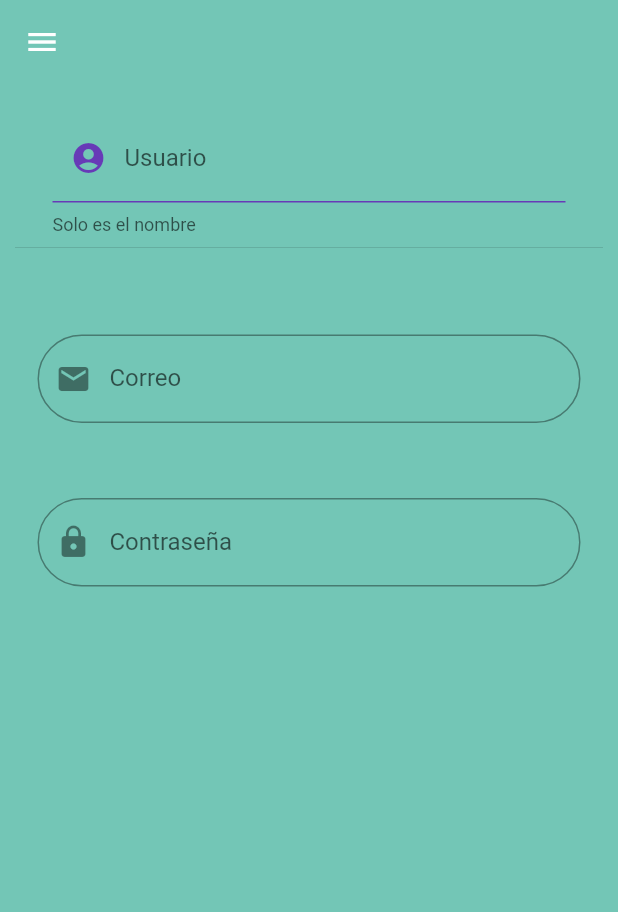
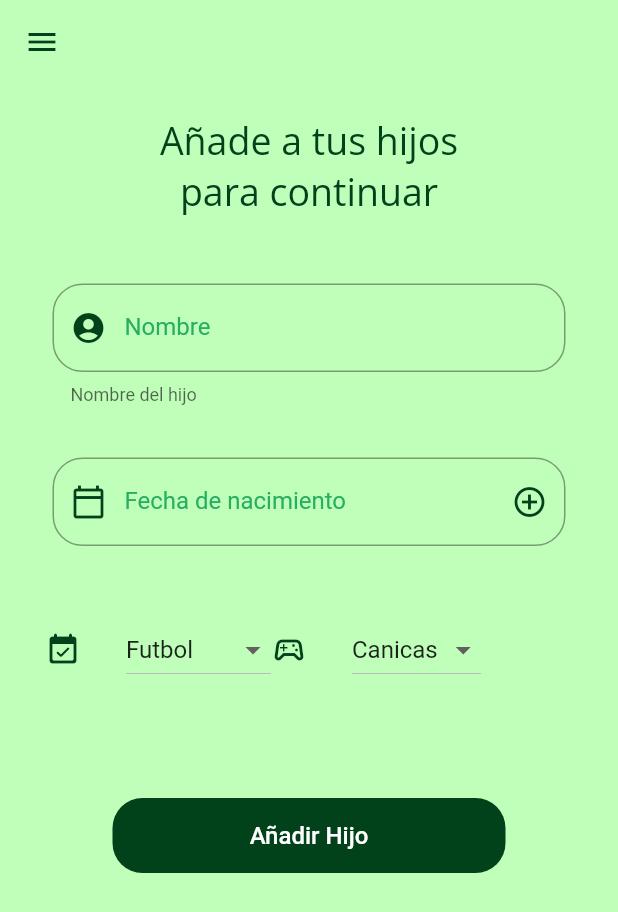
Before and after one commit to GonzaloAguado/QuedadasJunior, a Flutter app: the RegistroHijos screen opened directly, on a phone screen of 412 x 824 dp. Shown: the top 912 px of the screen. Run offline on Flutter 3.47's test engine with Material 2 defaults, Android fonts, the phone set to English and light mode, and no system bars; our stand-ins replace firebase_auth, firebase_core, font_awesome_flutter, google_fonts, google_sign_in, material_floating_search_bar; accounts and stored records are empty.

Commit message:
Commit de Añadir hijos y Cambio colores

```diff
--- a/lib/Colores/widget_drawer.dart
+++ b/lib/Colores/widget_drawer.dart
@@ -8,7 +8,7 @@ import 'package:proyectouedadas/paginas/registro_hijos.dart';
 
 class menu_lateral extends StatelessWidget {
 
-  Color secondaryColor = Color(0xff232c51);
+  Color secondaryColor = Color.fromRGBO(2, 66, 26, 1);
 
   @override
   Widget build(BuildContext context) {
--- a/lib/main.dart
+++ b/lib/main.dart
@@ -1,5 +1,6 @@
 import 'package:flutter/material.dart';
 import 'package:firebase_core/firebase_core.dart';
+import 'package:flutter_localizations/flutter_localizations.dart';
 import 'package:proyectouedadas/paginas/Inicio.dart';
 
 void main() async {
@@ -11,12 +12,31 @@ void main() async {
 
 class MyApp extends StatelessWidget {
 
+  Color verdePOtentorro = Color.fromRGBO(2, 66, 26, 1);
+
   @override
   Widget build(BuildContext context) {
     return MaterialApp(
+      theme: ThemeData(
+        primarySwatch: Colors.green,
+        primaryIconTheme: IconThemeData(
+          color: verdePOtentorro,
+        ),
+      ),
       debugShowCheckedModeBanner: false,
       title: 'Quedadas Junior',
-      home: Inicio()
+      home: Inicio(),
+
+      // Localizaciones del idioma
+      localizationsDelegates: [
+        GlobalMaterialLocalizations.delegate,
+        GlobalWidgetsLocalizations.delegate,
+        GlobalCupertinoLocalizations.delegate,
+      ],
+      supportedLocales: [
+        const Locale('en', ''), // English, no country code
+        const Locale('es', ''), // Spanish, no country code
+      ],
     );
   }
 }
--- a/lib/paginas/principal.dart
+++ b/lib/paginas/principal.dart
@@ -3,6 +3,7 @@ import 'package:font_awesome_flutter/font_awesome_flutter.dart';
 import 'package:material_floating_search_bar/material_floating_search_bar.dart';
 import 'package:proyectouedadas/Colores/widget_drawer.dart';
 import 'package:proyectouedadas/paginas/login.dart';
+import 'package:proyectouedadas/paginas/registro_hijos.dart';
 
 
 class Menu_Principal extends StatefulWidget {
@@ -15,15 +16,18 @@ class Menu_Principal extends StatefulWidget {
 
 class _Menu_PrincipalState extends State<Menu_Principal> {
 
-  Color primaryColor = Color(0xff18203d);
-  Color secondaryColor = Color(0xff232c51);
+  // Colores para la pagina
+  Color secondaryColor = (Color.fromRGBO(2, 66, 26,1));
+  Color fondo2 = (Color.fromRGBO(192, 255, 186, 1));
+  Color primaryColor = Color.fromRGBO(39, 174, 96 , 1);
   Color logoGreen = Color(0xff25bcbb);
+  Color loginInterno = Color.fromRGBO(27, 30, 28, 1);
 
   @override
   Widget build(BuildContext context) {
     return SafeArea(
       child: Scaffold(
-        backgroundColor: primaryColor,
+        backgroundColor: fondo2,
         appBar: AppBar(
           backgroundColor: Colors.transparent,
           elevation: 0,
@@ -34,6 +38,12 @@ class _Menu_PrincipalState extends State<Menu_Principal> {
           children: [
             buildFloatingSearchBar(context),
           ],
+        ),
+        floatingActionButton: FloatingActionButton(
+          child: Icon(Icons.group_add_outlined),
+          onPressed: (){
+            Navigator.push(context, MaterialPageRoute(builder: (_) => RegistroHijos()));
+          },
         ),
       )
     );
--- a/lib/paginas/registro_hijos.dart
+++ b/lib/paginas/registro_hijos.dart
@@ -1,26 +1,34 @@
-
 import 'package:flutter/material.dart';
+import 'package:google_fonts/google_fonts.dart';
 import 'package:proyectouedadas/Colores/widget_drawer.dart';
-
 
 class RegistroHijos extends StatefulWidget {
   RegistroHijos({Key key}) : super(key: key);
-
   @override
   _RegistroHijosState createState() => _RegistroHijosState();
 }
 
 class _RegistroHijosState extends State<RegistroHijos> {
-
-  Color primaryColor = Color.fromRGBO(115, 198, 182, 72 );
-  Color secondaryColor = Color(0xff232c51);
+  // Colores
+  Color fondo2 = (Color.fromRGBO(192, 255, 186, 1));
+  Color verdePOtentorro = Color.fromRGBO(2, 66, 26, 1);
+  Color primaryColor = Color.fromRGBO(39, 174, 96 , 1);
   Color logoGreen = Color(0xff25bcbb);
+  Color loginInterno = Color.fromRGBO(27, 30, 28, 1);
+  String _fecha = "";
+  // Opcion ya seleccionada
+  String _opSelecc = "Futbol";
+  String _opSelecc2 = "Canicas";
+  // Listas de seleccion para los dropdowns
+  List <String> _gustos = ["Futbol","Ping Pong","Correr","VoleyBall","Pilla Pilla","Escondite"];
+  List <String> _hobbie = ["Canicas","Bakugan","Manga","Deporte"];
+  TextEditingController _controlador = new TextEditingController();
 
   @override
   Widget build(BuildContext context) {
     return SafeArea(
       child: Scaffold(
-        backgroundColor: primaryColor,
+        backgroundColor: fondo2,
         appBar: AppBar(
           backgroundColor: Colors.transparent,
           elevation: 0,
@@ -29,10 +37,36 @@ class _RegistroHijosState extends State<RegistroHijos> {
         body: ListView(
           padding: EdgeInsets.symmetric(horizontal: 10.0, vertical: 20.0),
           children: <Widget>[
-            _crearInput(),
-            Divider(),
-            _crearEmail(),
-            _crearPassword(),
+            Container(
+            margin: EdgeInsets.symmetric(horizontal: 40),
+            child: Column(
+              children: <Widget>[
+                Text(
+                  'Añade a tus hijos \npara continuar',
+                  textAlign: TextAlign.center,
+                  style:
+                      GoogleFonts.openSans(color: verdePOtentorro, fontSize: 25),
+                ),
+                SizedBox(height: 20),
+              ],
+            ),
+          ),
+            SizedBox(height: 25),
+            _crearInput(),  // Input de nombre
+            SizedBox(height: 35),
+            _crearFecha(context), // Input de fecha
+            SizedBox(height: 45),
+            Container(
+              margin: EdgeInsets.symmetric(horizontal: 20),
+              child: Row(
+                children: [
+                  _crearDropdown(),  // Primer Dropdown
+                  _crearDropdown2()  // Segundo Dropdown
+                ],
+              ),
+            ),
+            SizedBox(height: 75),
+            _botonSalida(context) // Boton de registro
           ],
         ),
       ),
@@ -46,21 +80,16 @@ class _RegistroHijosState extends State<RegistroHijos> {
         //autofocus: true,
         textCapitalization: TextCapitalization.sentences,
         decoration: InputDecoration(
-          //border: OutlineInputBorder(
-            //borderRadius: BorderRadius.circular(45.0),
-          //),
-          enabledBorder: UnderlineInputBorder(
-            borderSide: BorderSide(color: Colors.deepPurple),
+          border: OutlineInputBorder(
+            borderRadius: BorderRadius.circular(20.0),
+            borderSide: BorderSide(color: Colors.deepOrange),
           ),
-
-          focusedBorder: UnderlineInputBorder(
-            borderSide: BorderSide(color: Colors.deepPurple),
-          ),
-          labelText: "Usuario",
-          helperText: "Solo es el nombre",
+          labelText: "Nombre",
+          labelStyle: TextStyle(color: primaryColor),
+          helperText: "Nombre del hijo",
           prefixIcon: Icon(
             Icons.account_circle,
-            color: Colors.deepPurple,
+            color: verdePOtentorro,
           ),
         ),
         onChanged: (valor) {
@@ -70,39 +99,131 @@ class _RegistroHijosState extends State<RegistroHijos> {
     );
   }
 
-  Widget _crearEmail() {
+  List<DropdownMenuItem<String>> listaopciones (){
+    List <DropdownMenuItem<String>> lista = new List();
+    _gustos.forEach((poder) {
+      lista.add(DropdownMenuItem(
+        child: Text(poder),
+        value: poder,
+      ));
+    });
+    return lista;
+  }
+
+  List<DropdownMenuItem<String>> hobbies (){
+    List <DropdownMenuItem<String>> lista = new List();
+    _hobbie.forEach((poder) {
+      lista.add(DropdownMenuItem(
+        child: Text(poder),
+        value: poder,
+      ));
+    });
+    return lista;
+  }
+
+  // Metodo de drowdown
+  Widget _crearDropdown () {
+    return Row(
+      mainAxisAlignment: MainAxisAlignment.center,
+      children: <Widget>[
+        Icon(Icons.event_available_rounded,
+        color: verdePOtentorro,),
+        SizedBox(width: 30.0),
+        DropdownButton(
+          value: _opSelecc,
+          items: listaopciones(),
+          onChanged: (opt) {
+            setState(() {
+              _opSelecc = opt;
+            });
+          },
+        ),
+      ],
+    );
+  }
+
+  // Metodo de drowdown de hobbies
+  Widget _crearDropdown2 () {
+    return Row(
+      mainAxisAlignment: MainAxisAlignment.end,
+      children: <Widget>[
+        Icon(Icons.sports_esports_outlined,
+        color: verdePOtentorro,),
+        SizedBox(width: 30.0),
+        DropdownButton(
+          value: _opSelecc2,
+          items: hobbies(),
+          onChanged: (opt) {
+            setState(() {
+              _opSelecc2 = opt;
+            });
+          },
+        ),
+      ],
+    );
+  }
+
+  // Metodo que selecciona la fecha
+  _selectDate(BuildContext context) async{
+    DateTime piqueado = await showDatePicker(
+      context: context,
+      initialDate:  new DateTime.now(),
+      firstDate: new DateTime(2008),
+      lastDate: new DateTime(2025),
+      locale: Locale("es","ES")
+    );
+    if (piqueado != null){
+      setState(() {
+        _fecha = piqueado.toString();
+        _controlador.text = _fecha;
+      });
+    }
+  }
+
+  // Metodo que crea el wiget de fecha
+  Widget _crearFecha(BuildContext context) {
     return Container(
-      padding: EdgeInsets.symmetric(horizontal: 15.0, vertical: 50.0),
+      padding: EdgeInsets.symmetric(horizontal: 25.0),
       child: TextField(
-        keyboardType: TextInputType.emailAddress,
+        controller: _controlador,
+        enableInteractiveSelection: false,
         decoration: InputDecoration(
           border: OutlineInputBorder(
-            borderRadius: BorderRadius.circular(35.0),
+            borderRadius: BorderRadius.circular(20.0),
           ),
-          labelText: "Correo",
-          prefixIcon: Icon(Icons.email),
+          hintText: "Fecha de nacimiento",
+          labelText: "Fecha de nacimiento",
+          suffixIcon: Icon(Icons.add_circle_outline,
+          color: verdePOtentorro),
+          prefixIcon: Icon(Icons.calendar_today_outlined,
+          color: verdePOtentorro),
+          labelStyle: TextStyle(color: primaryColor),
         ),
-        onChanged: (valor) => setState(() {})
+        onTap: (){
+          FocusScope.of(context).requestFocus(new FocusNode());
+          _selectDate(context);
+        },
       ),
     );
   }
 
-  Widget _crearPassword() {
+  // Metodo del Boton de registro
+  Widget _botonSalida(BuildContext context){
     return Container(
-      padding :EdgeInsets.symmetric(horizontal: 15.0,),
-      child: TextField(
-        obscureText: true,
-        decoration: InputDecoration(
-
-          border: OutlineInputBorder(
-            borderRadius: BorderRadius.circular(35.0),
-          ),
-          labelText: "Contraseña",
-          prefixIcon: Icon(Icons.lock),
+      padding: EdgeInsets.symmetric(horizontal: 65.0),
+      child: MaterialButton(
+        elevation: 0,
+        minWidth: double.maxFinite,
+        height: 50,
+        onPressed: () async {},
+        color: verdePOtentorro,
+        shape: RoundedRectangleBorder(
+          borderRadius: BorderRadius.circular(20.0),
+          // side: BorderSide(color: Colors.red)
         ),
-
-        onChanged: (valor) => setState(() {
-        })
+        child: Text('Añadir Hijo',
+            style: TextStyle(color: Colors.white, fontSize: 16)),
+            textColor: Colors.white,
       ),
     );
   }
--- a/pubspec.yaml
+++ b/pubspec.yaml
@@ -11,6 +11,10 @@ environment:
 dependencies:
   flutter:
     sdk: flutter
+
+  flutter_localizations:
+    sdk: flutter
+
   cloud_firestore: ^1.0.6
   firebase_auth:
   google_sign_in:
@@ -18,6 +22,8 @@ dependencies:
   font_awesome_flutter:
   cupertino_icons: ^1.0.2
   material_floating_search_bar:
+
+
 
 dev_dependencies:
   flutter_test:
```
Also changed, not shown: pubspec.lock.
